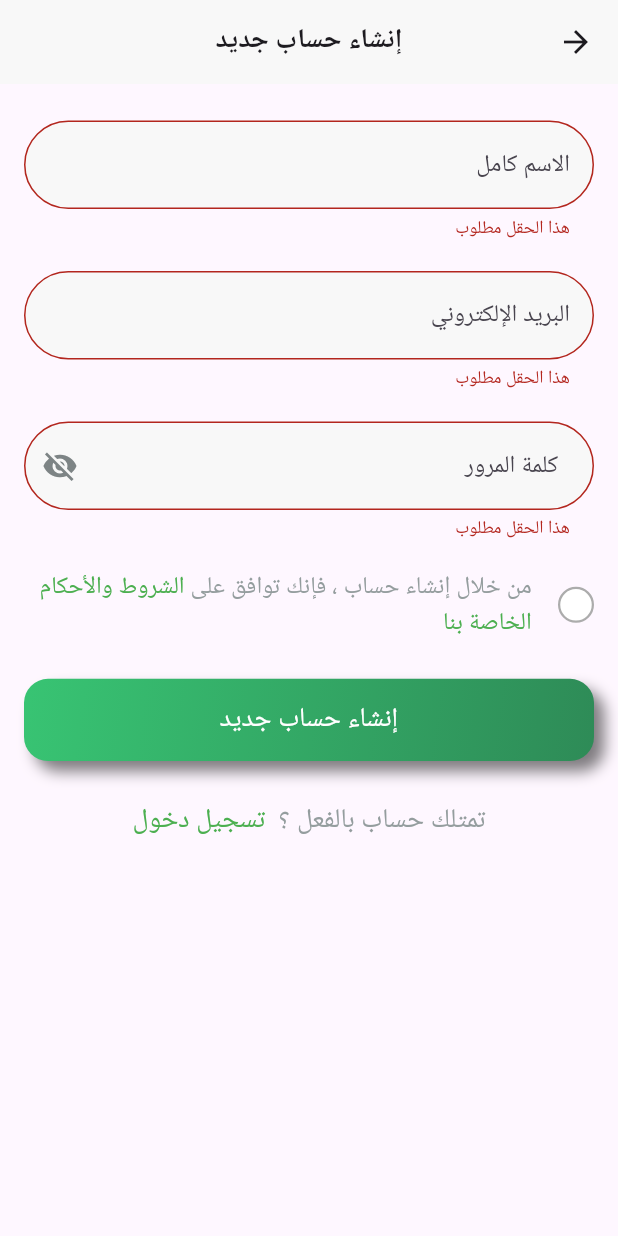
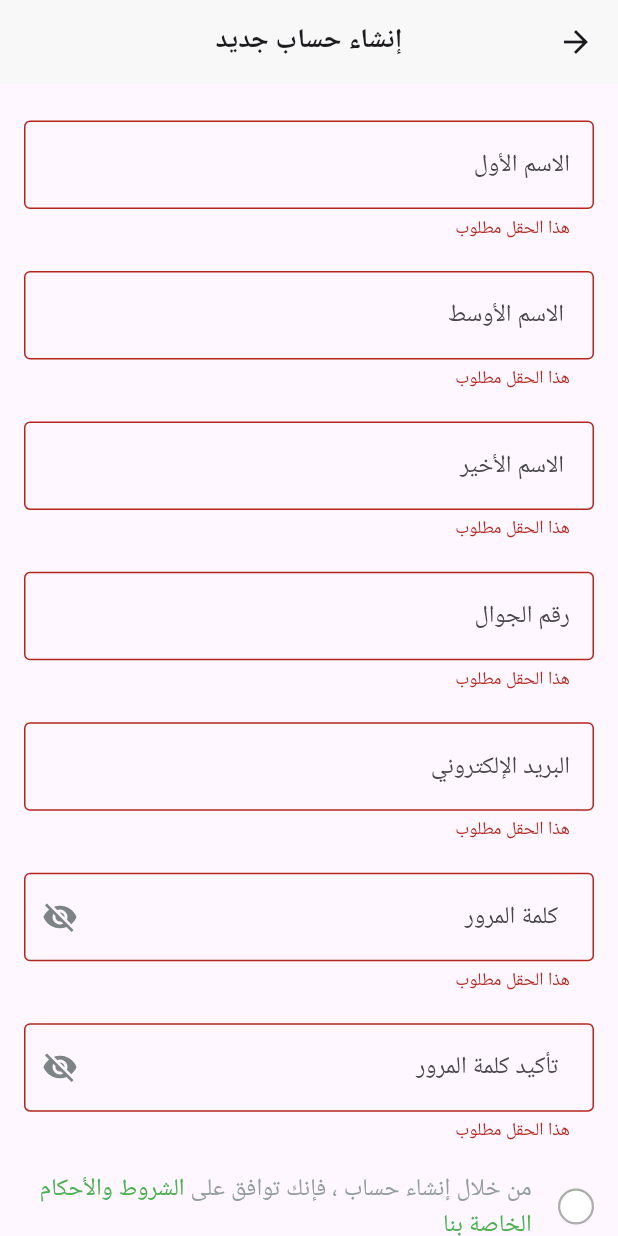
Before and after one commit to Salma-Ahmed3/ThePlattForm, a Flutter app: the SignupView screen opened by its route, after a tap on "إنشاء حساب جديد", on a phone screen of 412 x 824 dp. Run offline on Flutter 3.47's test engine with Material 3 defaults, Android fonts, the phone set to English and light mode, and no system bars; our stand-ins replace bloc, firebase_analytics, flutter_bloc, flutter_screenutil, google_fonts, modal_progress_hud_nsn and 3 more; missing offline and left inert: appsflyer_sdk, pretty_http_logger, svg_flutter; accounts and stored records are empty; Roboto replaces fonts that are missing (Alexandria).

Commit message:
Sign Up + Login Connect With API DONEEEE

```diff
--- a/lib/Screens/LogIn/components/custom_button.dart
+++ b/lib/Screens/LogIn/components/custom_button.dart
@@ -13,28 +13,29 @@ class CustomButtonLogin extends StatelessWidget {
     return Column(
       children: [
         SizedBox(
-          width: double.infinity,
-          height: 54.h,
+          width: 176,
+          height: 47.h,
           child: GestureDetector(
             onTap: onPressed,
             child: Container(
               decoration: BoxDecoration(
+                color:  Colors.black,
                 borderRadius: BorderRadius.circular(16),
-                gradient: const LinearGradient(
-                  colors: [
-                    Color(0xff38C473),
-                    Color(0xff2E8B57),
-                  ],
-                  begin: Alignment.topLeft,
-                  end: Alignment.bottomRight,
-                ),
-                boxShadow: [
-                  BoxShadow(
-                    color: Colors.black.withOpacity(0.5),
-                    blurRadius: 8.0,
-                    offset: const Offset(7, 7),
-                  ),
-                ],
+                // gradient: const LinearGradient(
+                //   colors: [
+                //     Color(0xff38C473),
+                //     Color(0xff2E8B57),
+                //   ],
+                //   begin: Alignment.topLeft,
+                //   end: Alignment.bottomRight,
+                // ),
+                // boxShadow: [
+                //   BoxShadow(
+                //     color: Colors.black.withOpacity(0.5),
+                //     blurRadius: 8.0,
+                //     offset: const Offset(7, 7),
+                //   ),
+                // ],
               ),
               alignment: Alignment.center,
               child: Text(
--- a/lib/Screens/LogIn/components/custom_text_form_failed.dart
+++ b/lib/Screens/LogIn/components/custom_text_form_failed.dart
@@ -39,28 +39,26 @@ class CustomTextFormFaild extends StatelessWidget {
         ),
         textInputAction: textInputAction,
         decoration: InputDecoration(
-          fillColor: Color(0xffF8F8F8),
-          filled: true,
+          // fillColor: Colors.white,
+          // filled: true,
           suffixIcon: suffixIcon,
           hintText: hitText,
           hintStyle: TextStyles.regular16,
           border: buildBorder(),
-          enabledBorder: buildBorder(),
+          // enabledBorder: buildBorder(),
           focusedBorder: OutlineInputBorder(
-            borderRadius: BorderRadius.circular(30),
-            borderSide:  BorderSide(
-              color: Colors.white,
-              width: 2.w,
-            ),
+            borderRadius: BorderRadius.circular(4),
+
           ),
         ),
       ),
     );
   }
 
+
   OutlineInputBorder buildBorder() {
     return OutlineInputBorder(
-      borderRadius: BorderRadius.circular(30),
+      borderRadius: BorderRadius.circular(4),
       borderSide:  BorderSide(
         color: const Color.fromARGB(255, 37, 33, 1),
         width: 0.3.w,
--- a/lib/Screens/SignUp/components/signup_view_body.dart
+++ b/lib/Screens/SignUp/components/signup_view_body.dart
@@ -5,11 +5,11 @@ import 'package:nowproject/Screens/Home/home_view.dart';
 import 'package:nowproject/Screens/LogIn/components/custom_button.dart';
 import 'package:nowproject/Screens/LogIn/components/custom_text_form_failed.dart';
 import 'package:nowproject/Screens/SignUp/components/sign_up_terms_and_condition.dart';
+import 'package:nowproject/components/custom_password_failed/password_failed.dart';
+import 'package:nowproject/components/custom_text_account/custom_text_account.dart';
 import 'package:nowproject/cubit/Signup/signup_cubit.dart';
 import 'package:nowproject/cubit/Signup/signup_state.dart';
-import 'package:nowproject/components/custom_password_failed/password_failed.dart';
 import 'package:nowproject/utility/app_text_style.dart';
-import '../../../components/custom_text_account/custom_text_account.dart';
 
 class SignUpViewBody extends StatefulWidget {
   const SignUpViewBody({super.key});
@@ -21,8 +21,15 @@ class SignUpViewBody extends StatefulWidget {
 class _SignUpViewBodyState extends State<SignUpViewBody> {
   final GlobalKey<FormState> formKey = GlobalKey<FormState>();
   AutovalidateMode autovalidateMode = AutovalidateMode.disabled;
-  late String email, userName, password;
-  late bool isTermsAccepted = false;
+  String email = '';
+  String userName = '';
+  String password = '';
+  String confirmPassword = '';
+  String name = '';
+  String firstName = '';
+  String middleName = '';
+  String lastName = '';
+  bool isTermsAccepted = false;
 
   @override
   Widget build(BuildContext context) {
@@ -39,16 +46,43 @@ class _SignUpViewBodyState extends State<SignUpViewBody> {
                 SizedBox(height: 24.h),
                 CustomTextFormFaild(
                   onSaved: (value) {
-                    userName = value!;
+                    firstName = value ?? '';
                   },
-                  hitText: 'الاسم كامل',
+                  hitText: 'الاسم الأول',
                   textInputAction: TextInputAction.next,
                   keyboardType: TextInputType.name,
                 ),
                 SizedBox(height: 20.h),
                 CustomTextFormFaild(
                   onSaved: (value) {
-                    email = value!;
+                    middleName = value ?? '';
+                  },
+                  hitText: ' الاسم الأوسط',
+                  textInputAction: TextInputAction.next,
+                  keyboardType: TextInputType.name,
+                ),
+                SizedBox(height: 20.h),
+                CustomTextFormFaild(
+                  onSaved: (value) {
+                    lastName = value ?? '';
+                  },
+                  hitText: ' الاسم الأخير',
+                  textInputAction: TextInputAction.next,
+                  keyboardType: TextInputType.name,
+                ),
+                SizedBox(height: 20.h),
+                CustomTextFormFaild(
+                  onSaved: (value) {
+                    userName = value ?? '';
+                  },
+                  hitText: 'رقم الجوال',
+                  textInputAction: TextInputAction.next,
+                  keyboardType: TextInputType.phone,
+                ),
+                SizedBox(height: 20.h),
+                CustomTextFormFaild(
+                  onSaved: (value) {
+                    email = value ?? '';
                   },
                   hitText: 'البريد الإلكتروني',
                   textInputAction: TextInputAction.next,
@@ -57,8 +91,16 @@ class _SignUpViewBodyState extends State<SignUpViewBody> {
                 SizedBox(height: 20.h),
                 PasswordFailed(
                   onSaved: (value) {
-                    password = value!;
+                    password = value ?? '';
                   },
+                  hintText: '  كلمة المرور',
+                ),
+                SizedBox(height: 20.h),
+                PasswordFailed(
+                  onSaved: (value) {
+                    confirmPassword = value ?? '';
+                  },
+                  hintText: '  تأكيد كلمة المرور',
                 ),
                 SizedBox(height: 18.h),
                 SignUpTermsAndCondition(
@@ -73,16 +115,30 @@ class _SignUpViewBodyState extends State<SignUpViewBody> {
                   listener: (context, state) {
                     if (state is SignUpSuccess) {
                       ScaffoldMessenger.of(context).showSnackBar(
-                          SnackBar(content: Align(
+                        SnackBar(
+                          content: Align(
                             alignment: Alignment.center,
-                          child: Text('تم تسجيل الحساب بنجاح', style: TextStyles.regular16)),backgroundColor: Colors.blue),
+                            child: Text(
+                             ' تم انشاء الحساب بنجاح',
+                              style: TextStyles.regular16,
+                            ),
+                          ),
+                          backgroundColor: Colors.blue,
+                        ),
                       );
                       Navigator.of(context).pushNamed(HomeView.routeName);
                     } else if (state is SignUpFailure) {
                       ScaffoldMessenger.of(context).showSnackBar(
-                        SnackBar(content: Align(
+                        SnackBar(
+                          content: Align(
                             alignment: Alignment.center,
-                          child: Text('هناك خطاء في تسجيل الحساب', style: TextStyles.regular16)),backgroundColor: Colors.red)
+                            child: Text(
+                              state.error,
+                              style: TextStyles.regular16,
+                            ),
+                          ),
+                          backgroundColor: Colors.red,
+                        ),
                       );
                     }
                   },
@@ -94,16 +150,29 @@ class _SignUpViewBodyState extends State<SignUpViewBody> {
                     return CustomButtonLogin(
                       onPressed: () {
                         if (formKey.currentState!.validate()) {
+                          if (password == confirmPassword) {
                             if (isTermsAccepted) {
                               formKey.currentState!.save();
                               context.read<SignUpCubit>().signUp(
                                     userName: userName,
                                     email: email,
                                     password: password,
+                                    name: name,
+                                    confirmPassword: confirmPassword,
+                                    firstName: firstName,
+                                    middleName: middleName,
+                                    lastName: lastName,
                                   );
                             } else {
                               ScaffoldMessenger.of(context).showSnackBar(
-                              const SnackBar(content: Text('يرجى قبول الشروط والأحكام')),
+                                const SnackBar(
+                                    content: Text('يرجى قبول الشروط والأحكام')),
+                              );
+                            }
+                          } else {
+                            ScaffoldMessenger.of(context).showSnackBar(
+                              const SnackBar(
+                                  content: Text('كلمة المرور وتأكيد كلمة المرور غير متطابقين')),
                             );
                           }
                         } else {
--- a/lib/components/custom_menue_bar/menue_bar.dart
+++ b/lib/components/custom_menue_bar/menue_bar.dart
@@ -2,6 +2,8 @@
 
 import 'package:flutter/material.dart';
 import 'package:nowproject/Screens/Home/components/test_page.dart';
+import 'package:nowproject/Screens/LogIn/login_view.dart';
+import 'package:nowproject/Screens/Logo/logo_view.dart';
 import 'package:nowproject/utility/app_images.dart';
 import 'package:nowproject/utility/app_text_style.dart';
 
@@ -149,7 +151,9 @@ class _MenueBarState extends State<MenueBar> {
                       Navigator.of(context).pushNamed(TestPage.routeName);
                     },
 
-                    child: Text('تسجيل الخروج', style: TextStyles.regular16)),
+                    child: GestureDetector(
+                       onTap: () => Navigator.of(context).pushNamed(LoginView.routeName),
+                      child: Text('تسجيل الخروج', style: TextStyles.regular16))),
                 ],
               ),
             ),
--- a/lib/components/custom_password_failed/password_failed.dart
+++ b/lib/components/custom_password_failed/password_failed.dart
@@ -4,11 +4,11 @@ import 'package:nowproject/Screens/LogIn/components/custom_text_form_failed.dart
 class PasswordFailed extends StatefulWidget {
   const PasswordFailed({
     super.key,
-    this.onSaved,
+    this.onSaved, required this.hintText,
   });
 
   final void Function(String?)? onSaved;
-
+final String hintText;
   @override
   State<PasswordFailed> createState() => _PasswordFailedState();
 }
@@ -21,7 +21,7 @@ class _PasswordFailedState extends State<PasswordFailed> {
     return CustomTextFormFaild(
       obscureText: obscureText,
       onSaved: widget.onSaved,
-      hitText: '  كلمة المرور',
+      hitText: widget.hintText,
       textInputAction: TextInputAction.done,
       keyboardType: TextInputType.visiblePassword,
       suffixIcon: GestureDetector(
--- a/lib/components/custom_text_account/custom_text_account.dart
+++ b/lib/components/custom_text_account/custom_text_account.dart
@@ -25,7 +25,7 @@ class CustomTextAccount extends StatelessWidget {
           TextSpan(
             text: titleNewAccount,
             style: TextStyles.regular18.copyWith(
-              color: Colors.green,
+              color: Color(0xff24A19D),
             ),
             recognizer: TapGestureRecognizer()..onTap = onTap,
             // Navigator.pushNamed(context, SignUpView.routeName);
--- a/lib/cubit/Signup/signup_state.dart
+++ b/lib/cubit/Signup/signup_state.dart
@@ -8,11 +8,20 @@ class SignUpInitial extends SignUpState {}
 
 class SignUpLoading extends SignUpState {}
 
-class SignUpSuccess extends SignUpState {}
+class SignUpSuccess extends SignUpState {
+
+  final String message;
+
+  const SignUpSuccess({
+    required this.message,
+  });
+}
 
 class SignUpFailure extends SignUpState {
   final String error;
 
-  const SignUpFailure(this.error);
+  const SignUpFailure({
+    required this.error,
+  });
 
 }
--- a/lib/services/services.dart
+++ b/lib/services/services.dart
@@ -1,3 +1,4 @@
+import 'dart:convert';
 import 'dart:convert';
 import 'dart:io';
 import 'dart:math';
```
Also changed, not shown: lib/Screens/LogIn/components/login_view_body.dart (+18 -25 lines), lib/Screens/LogIn/login_view.dart (+11 -11 lines), lib/cubit/Signup/signup_cubit.dart (+18 -15 lines), lib/services/app_services.dart (added, +100 -0 lines). Lines whose indentation alone changed are shown as unchanged.
